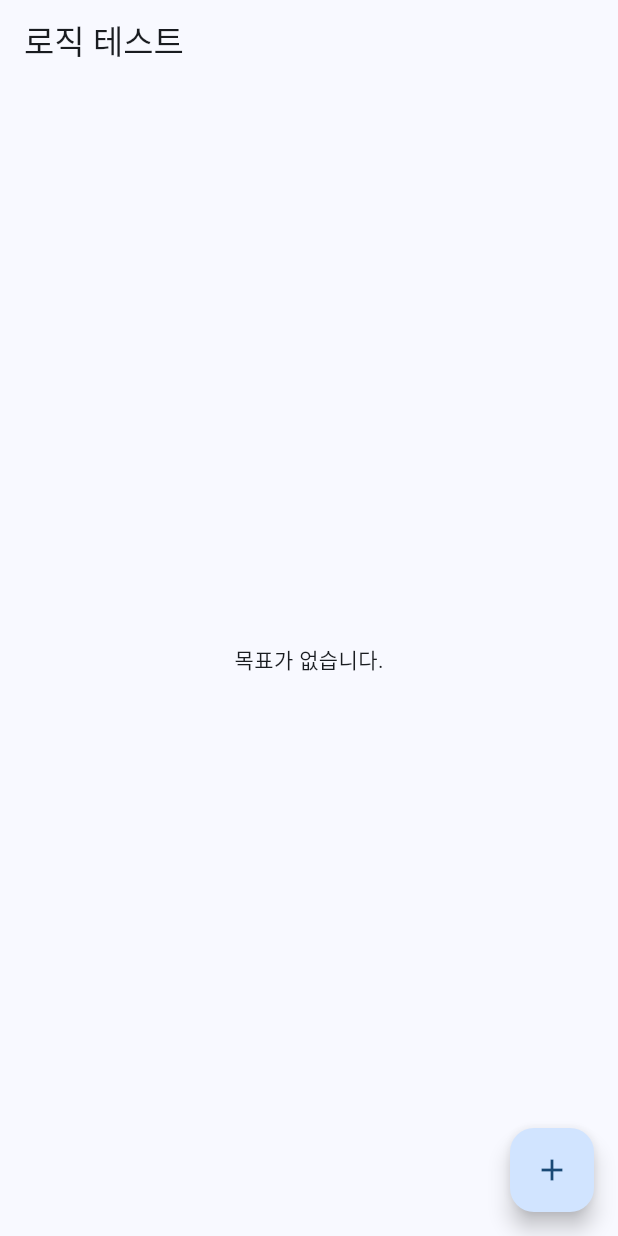
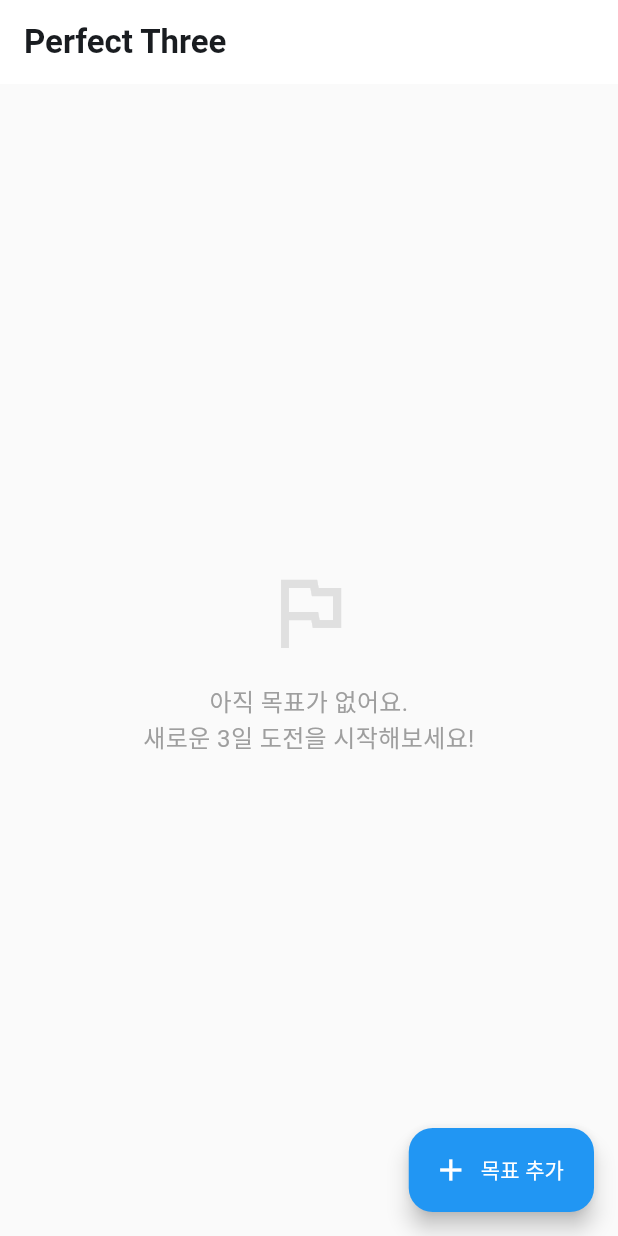
Before and after one commit to thisisJJK/flutter-PerfectThree-project, a Flutter app: the screen it shows after launch, on a phone screen of 412 x 824 dp. Run offline on Flutter 3.47's test engine with Material 3 defaults, Android fonts, the phone set to English and light mode, and no system bars; our stand-ins replace flutter_riverpod, go_router, hive, hive_flutter, logger, riverpod_annotation; accounts and stored records are empty; generated files the repository leaves out were written again; Roboto replaces fonts that are missing (Pretendard).

Commit message:
feat: UI/UX 구현 및 라우팅 설정 (Phase 5)
- GoRouter 적용 및 라우팅 경로 정의 (app_router.dart)
- HomeScreen 구현 (목표 리스트, 빈 상태 화면)
- GoalCard 위젯 구현 (3일 체크 인터랙션, 성공 카운트 표시)
- AddGoalScreen 구현 (목표 입력 및 저장)
- Dismissible 위젯을 이용한 스와이프 삭제 기능 추가

```diff
--- /dev/null
+++ b/lib/features/goals/view/home_screen.dart
@@ -0,0 +1,83 @@
+import 'package:flutter/material.dart';
+import 'package:flutter_riverpod/flutter_riverpod.dart';
+import 'package:go_router/go_router.dart';
+import 'package:perfect_three/features/goals/viewmodel/goal_viewmodel.dart';
+import 'package:perfect_three/features/goals/widgets/goal_card.dart';
+
+
+class HomeScreen extends ConsumerWidget {
+  const HomeScreen({super.key});
+
+  @override
+  Widget build(BuildContext context, WidgetRef ref) {
+    // ViewModel 상태 구독
+    final goalsAsync = ref.watch(goalViewModelProvider);
+
+    return Scaffold(
+      backgroundColor: Colors.grey[50], // 배경색 살짝 회색
+      appBar: AppBar(
+        title: const Text(
+          "Perfect Three",
+          style: TextStyle(fontWeight: FontWeight.bold),
+        ),
+        centerTitle: false,
+        backgroundColor: Colors.white,
+        elevation: 0,
+      ),
+      body: goalsAsync.when(
+        loading: () => const Center(child: CircularProgressIndicator()),
+        error: (err, stack) => Center(child: Text('에러: $err')),
+        data: (goals) {
+          if (goals.isEmpty) {
+            return Center(
+              child: Column(
+                mainAxisAlignment: MainAxisAlignment.center,
+                children: [
+                  Icon(Icons.flag_outlined, size: 64, color: Colors.grey[300]),
+                  const SizedBox(height: 16),
+                  Text(
+                    "아직 목표가 없어요.\n새로운 3일 도전을 시작해보세요!",
+                    textAlign: TextAlign.center,
+                    style: TextStyle(color: Colors.grey[500], fontSize: 16),
+                  ),
+                ],
+              ),
+            );
+          }
+          // 목표 리스트 렌더링
+          return ListView.builder(
+            padding: const EdgeInsets.only(bottom: 100), // FAB와 겹치지 않게 여백
+            itemCount: goals.length,
+            itemBuilder: (context, index) {
+              final goal = goals[index];
+              // 스와이프해서 삭제 기능 추가 (Dismissible)
+              return Dismissible(
+                key: Key(goal.id),
+                direction: DismissDirection.endToStart,
+                background: Container(
+                  color: Colors.red,
+                  alignment: Alignment.centerRight,
+                  padding: const EdgeInsets.only(right: 20),
+                  child: const Icon(Icons.delete, color: Colors.white),
+                ),
+                onDismissed: (direction) {
+                  ref.read(goalViewModelProvider.notifier).deleteGoal(goal.id);
+                },
+                child: GoalCard(goal: goal),
+              );
+            },
+          );
+        },
+      ),
+      floatingActionButton: FloatingActionButton.extended(
+        onPressed: () {
+          context.push('/add'); // 라우터로 이동
+        },
+        label: const Text("목표 추가"),
+        icon: const Icon(Icons.add),
+        backgroundColor: Colors.blue,
+        foregroundColor: Colors.white,
+      ),
+    );
+  }
+}
--- a/lib/main.dart
+++ b/lib/main.dart
@@ -3,6 +3,7 @@ import 'package:flutter_riverpod/flutter_riverpod.dart';
 import 'package:hive_flutter/hive_flutter.dart';
 import 'package:perfect_three/data/models/goal.dart';
 import 'package:perfect_three/features/goals/viewmodel/goal_viewmodel.dart';
+import 'package:perfect_three/routes/app_router.dart';
 
 import 'core/utils/logger.dart';
 
@@ -33,60 +34,21 @@ class MyApp extends ConsumerWidget {
   Widget build(BuildContext context, WidgetRef ref) {
     // ViewModel 상태 감시 (데이터 로드)
     final goalsAsync = ref.watch(goalViewModelProvider);
-    return MaterialApp(
+    // 라우터 설정 가져오기
+    final router = ref.watch(appRouterProvider);
+    return MaterialApp.router(
+      routerConfig: router,
       title: 'Perfect Three', // 앱 이름 (나중에 Localization 적용 예정)
       theme: ThemeData(
         // 테마 색상 설정 (브랜드 컬러)
         colorScheme: ColorScheme.fromSeed(seedColor: Colors.blue),
         useMaterial3: true,
         fontFamily: 'Pretendard', // (폰트는 나중에 추가 설정)
+        scaffoldBackgroundColor: Colors.grey[50],
       ),
+
       // 임시 홈 화면 (다음 단계에서 라우터로 교체 예정)
       // 임시 테스트용 코드
-      home: Scaffold(
-        appBar: AppBar(title: const Text("로직 테스트")),
-        body: Center(
-          child: goalsAsync.when(
-            // 데이터 로딩 중일 때
-            loading: () => const CircularProgressIndicator(),
-            // 에러 났을 때
-            error: (err, stack) => Text('에러: $err'),
-            // 데이터가 있을 때
-            data: (goals) {
-              if (goals.isEmpty) return const Text("목표가 없습니다.");
-              return ListView.builder(
-                itemCount: goals.length,
-                itemBuilder: (context, index) {
-                  final goal = goals[index];
-                  return ListTile(
-                    title: Text(goal.title),
-                    subtitle: Text("성공 횟수: ${goal.successCount}"),
-                    // 임시로 1일차 체크박스만 보여줌
-                    trailing: Checkbox(
-                      value: goal.checks[0],
-                      onChanged: (value) {
-                        // ViewModel의 함수 호출!
-                        ref
-                            .read(goalViewModelProvider.notifier)
-                            .toggleCheck(goal.id, 0);
-                      },
-                    ),
-                  );
-                },
-              );
-            },
-          ),
-        ),
-        floatingActionButton: FloatingActionButton(
-          onPressed: () {
-            // 목표 추가 테스트
-            ref
-                .read(goalViewModelProvider.notifier)
-                .addGoal("테스트 목표 ${DateTime.now().second}");
-          },
-          child: const Icon(Icons.add),
-        ),
-      ),
     );
   }
 }
```
Also changed, not shown: lib/features/goals/view/add_goal_screen.dart (added, +78 -0 lines), lib/features/goals/widgets/goal_card.dart (added, +111 -0 lines), lib/routes/app_router.dart (added, +32 -0 lines), lib/routes/app_router.g.dart (added).
